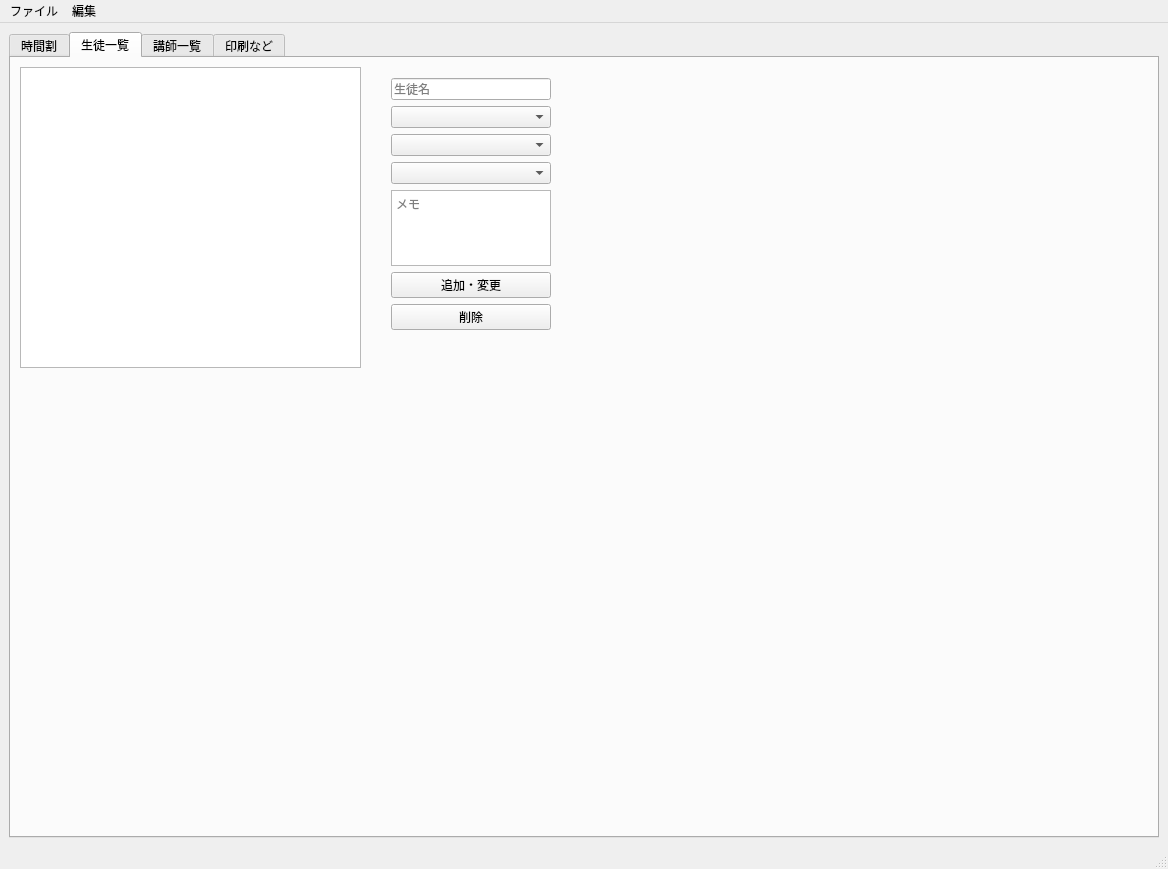
ROMEKANA/TimeTable, file mainwindow.ui: the form before one commit.
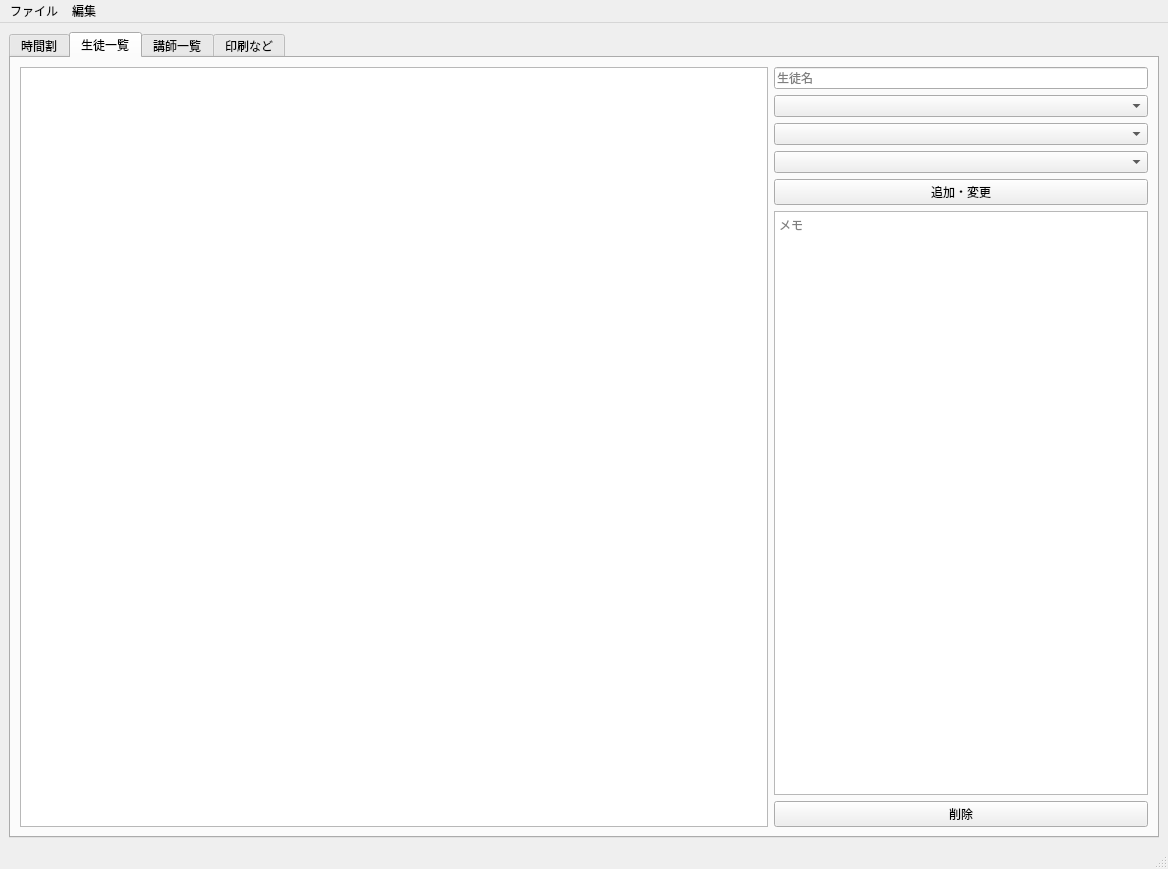
The form after the commit. The open tabs and pages were chosen to show the change.

Commit message: 印刷機能を改善

Diff of the .ui file:
```diff
--- a/mainwindow.ui
+++ b/mainwindow.ui
@@ -14,7 +14,7 @@
    <string>塾時間割表</string>
   </property>
   <widget class="QWidget" name="centralwidget">
-   <layout class="QVBoxLayout" name="verticalLayout_2">
+   <layout class="QHBoxLayout" name="horizontalLayout_6">
     <item>
      <widget class="QTabWidget" name="mainTabWidget">
       <property name="sizePolicy">
@@ -263,25 +263,13 @@
        <attribute name="title">
         <string>生徒一覧</string>
        </attribute>
-       <widget class="QListView" name="studentListView">
-        <property name="geometry">
-         <rect>
-          <x>9</x>
-          <y>9</y>
-          <width>341</width>
-          <height>301</height>
-         </rect>
-        </property>
-       </widget>
-       <widget class="QWidget" name="verticalLayoutWidget_2">
-        <property name="geometry">
-         <rect>
-          <x>380</x>
-          <y>20</y>
-          <width>160</width>
-          <height>252</height>
-         </rect>
-        </property>
+       <layout class="QHBoxLayout" name="horizontalLayout_4">
+        <item>
+         <layout class="QHBoxLayout" name="horizontalLayout_2" stretch="10,5">
+          <item>
+           <widget class="QListView" name="studentListView"/>
+          </item>
+          <item>
         <layout class="QVBoxLayout" name="verticalLayout_5">
          <item>
           <widget class="QLineEdit" name="studentNameInput">
@@ -307,17 +295,7 @@
          <item>
           <widget class="QComboBox" name="studentSchoolComboBox">
            <property name="placeholderText">
-            <string>学年</string>
-           </property>
-          </widget>
-         </item>
-         <item>
-          <widget class="QTextEdit" name="studentMemoTextEdit">
-           <property name="cursor" stdset="0">
-            <cursorShape>IBeamCursor</cursorShape>
-           </property>
-           <property name="placeholderText">
-            <string>メモ</string>
+               <string>学校</string>
            </property>
           </widget>
          </item>
@@ -328,6 +306,16 @@
            </property>
           </widget>
          </item>
+            <item>
+             <widget class="QTextEdit" name="studentMemoTextEdit">
+              <property name="cursor" stdset="0">
+               <cursorShape>IBeamCursor</cursorShape>
+              </property>
+              <property name="placeholderText">
+               <string>メモ</string>
+              </property>
+             </widget>
+            </item>
          <item>
           <widget class="QPushButton" name="studentDeleteButton">
            <property name="text">
@@ -336,7 +324,10 @@
           </widget>
          </item>
         </layout>
-       </widget>
+          </item>
+         </layout>
+        </item>
+       </layout>
       </widget>
       <widget class="QWidget" name="teacherTab">
        <attribute name="title">
```
Left out of the diff: 61 changed lines with no effect on the pictures. Lines whose indentation alone changed are shown as unchanged. The commit also changes 2 other files.
